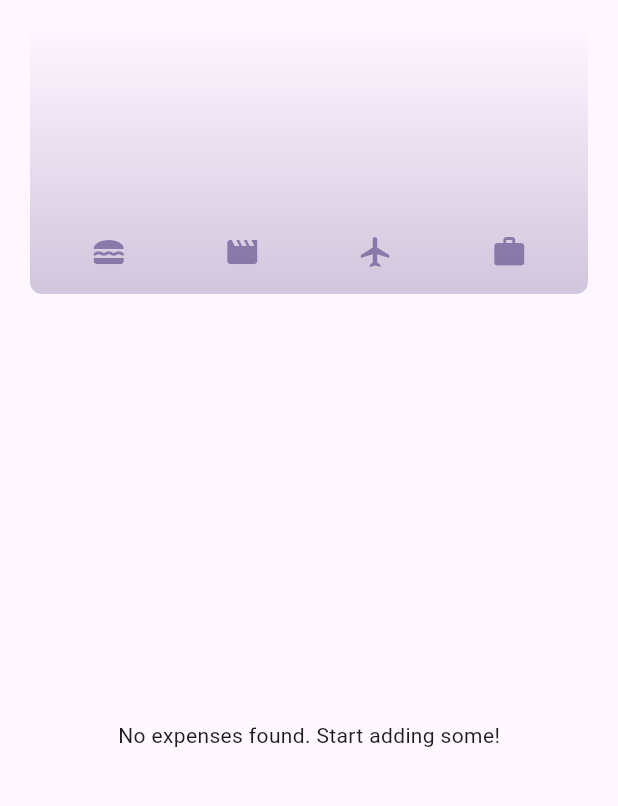
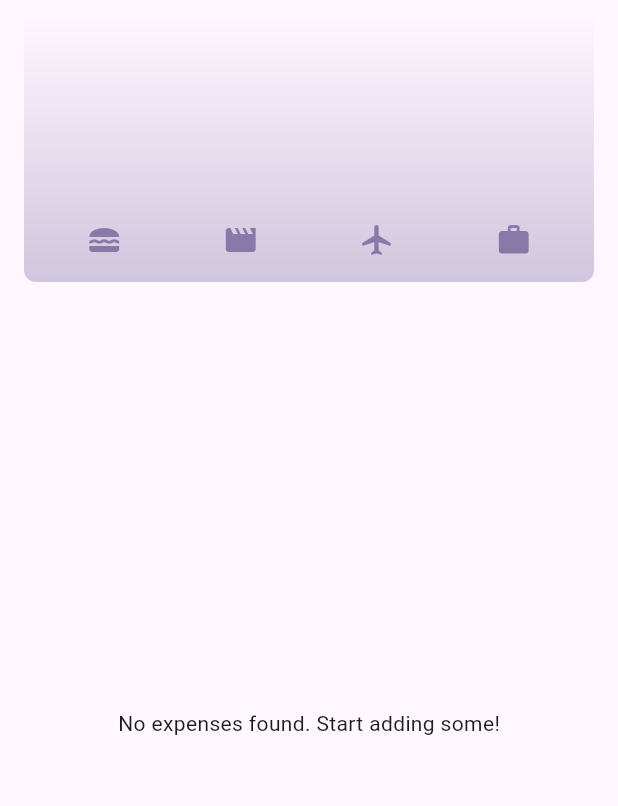
Before and after one commit to zobaer53/Flutter_Practice, a Flutter app: the screen it shows after launch, on a phone screen of 412 x 824 dp, the part 84-890 px from its top. Run offline on Flutter 3.47's test engine with Material 3 defaults, Android fonts, the light colour scheme and no system bars; our stand-ins replace google_fonts; missing offline and left inert: dart:ffi.

Commit message:
responsive layout

```diff
--- a/other_flutter_project/expense_tracker/lib/widgets/chart/chart.dart
+++ b/other_flutter_project/expense_tracker/lib/widgets/chart/chart.dart
@@ -34,6 +34,7 @@ class Chart extends StatelessWidget {
     final isDarkMode =
         MediaQuery.of(context).platformBrightness == Brightness.dark;
     return Container(
+      margin: EdgeInsets.symmetric(horizontal: 16, vertical: 8),
       padding: const EdgeInsets.symmetric(
         vertical: 16,
         horizontal: 8,
--- a/other_flutter_project/expense_tracker/lib/widgets/expenses.dart
+++ b/other_flutter_project/expense_tracker/lib/widgets/expenses.dart
@@ -23,6 +23,9 @@ class _ExpensesState extends State<Expenses> {
       context: context,
       builder:(ctx) => NewExpense( onExpense: addExpense,),
     );
+
+/*    Navigator.of(context).push(MaterialPageRoute(builder:
+        (context) => NewExpense( onExpense: addExpense))) ;*/
   }
 
   void addExpense(Expense expense){
@@ -54,6 +57,8 @@ class _ExpensesState extends State<Expenses> {
 
   @override
   Widget build(BuildContext context) {
+    final phoneWidth = MediaQuery.of(context).size.width;
+
     Widget mainContent = const Center(
       child: Text('No expenses found. Start adding some!'
       ),
@@ -70,16 +75,21 @@ class _ExpensesState extends State<Expenses> {
           IconButton(onPressed: _openAddExpanse, icon: Icon(Icons.add))
         ],
       ),
-      body: Column(
+      body: phoneWidth<600? Column(
         crossAxisAlignment: CrossAxisAlignment.start,
-        children: [Padding(
-          padding: const EdgeInsets.symmetric(horizontal: 20,vertical: 16),
-          child: Chart(expenses: _registerdExpenses,),
-        ), Expanded(
+        children: [
+          Chart(expenses: _registerdExpenses,),
+          Expanded(
             child: mainContent
     )
     ],
-      ),
+      ) : Row(
+        children: [
+         Expanded(child: Chart(expenses: _registerdExpenses,)),
+         Expanded(
+            child: mainContent
+        )
+        ],),
     );
   }
 }
--- a/other_flutter_project/expense_tracker/lib/widgets/new_expense.dart
+++ b/other_flutter_project/expense_tracker/lib/widgets/new_expense.dart
@@ -64,8 +64,9 @@ class _NewExpenseState extends State<NewExpense> {
 
   @override
   Widget build(BuildContext context) {
+    final keyboardSpace = MediaQuery.of(context).viewInsets.bottom;
     return Padding(
-      padding: EdgeInsets.fromLTRB(16,48,16,16),
+        padding: EdgeInsets.fromLTRB(16,48,16,keyboardSpace + 16),
         child: Column(
           children: [
             TextField(
```
Also changed, not shown: other_flutter_project/expense_tracker/lib/main.dart (+7 -1 lines). Lines whose indentation alone changed are shown as unchanged.
